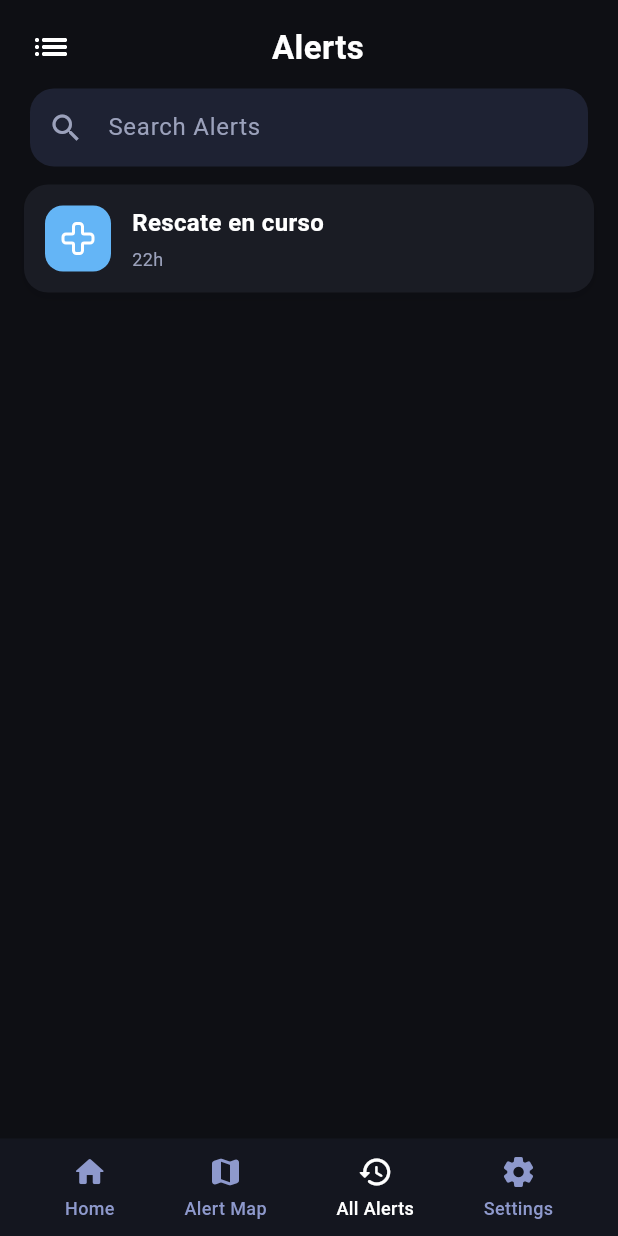
After one commit to Jejid/Global_Alert_GNSS, a Flutter app: the AlertsSections screen opened directly, on a phone screen of 412 x 824 dp. The commit adds this screen. Run offline on Flutter 3.47's test engine with Material 3 defaults, Android fonts, the phone set to English and light mode, and no system bars; our stand-ins replace flutter_map, geolocator, google_maps_flutter, latlong2, lucide_icons; missing offline and left inert: flutter_map_tile_caching.

Commit message:
refactored alerts list screen

```diff
--- /dev/null
+++ b/lib/screens/alerts/alert_card.dart
@@ -0,0 +1,70 @@
+import 'package:flutter/material.dart';
+import '../../models/alert_message_model.dart';
+import '../../utils/alert_utils.dart';
+
+class AlertCard extends StatelessWidget {
+  final AlertMessage alert;
+
+  const AlertCard({super.key, required this.alert});
+
+  @override
+  Widget build(BuildContext context) {
+    final color = AlertUtils.getAlertColor(alert.type);
+    final icon = AlertUtils.getIconLucid(alert.type);
+
+    return Container(
+      margin: const EdgeInsets.only(bottom: 12),
+      padding: const EdgeInsets.all(14),
+      decoration: BoxDecoration(
+        color: const Color(0xFF1A1C24),
+        borderRadius: BorderRadius.circular(16),
+        boxShadow: [
+          BoxShadow(
+            color: Colors.black.withOpacity(0.1),
+            blurRadius: 6,
+            offset: const Offset(0, 3),
+          )
+        ],
+      ),
+      child: Row(
+        children: [
+          Container(
+            width: 44,
+            height: 44,
+            decoration: BoxDecoration(
+              color: color,
+              borderRadius: BorderRadius.circular(12),
+            ),
+            child: Icon(icon, color: Colors.white, size: 24),
+          ),
+          const SizedBox(width: 14),
+          Expanded(
+            child: Column(
+              crossAxisAlignment: CrossAxisAlignment.start,
+              children: [
+                Text(
+                  alert.title,
+                  style: const TextStyle(
+                    color: Colors.white,
+                    fontWeight: FontWeight.w600,
+                    fontSize: 16,
+                  ),
+                  maxLines: 1,
+                  overflow: TextOverflow.ellipsis,
+                ),
+                const SizedBox(height: 4),
+                Text(
+                  AlertUtils.formatTimestamp(alert.timestamp),
+                  style: const TextStyle(
+                    color: Color(0xFF9ba1bb),
+                    fontSize: 12,
+                  ),
+                ),
+              ],
+            ),
+          ),
+        ],
+      ),
+    );
+  }
+}
--- /dev/null
+++ b/lib/screens/alerts/alerts_controller.dart
@@ -0,0 +1,47 @@
+import 'dart:async';
+import 'package:flutter/material.dart';
+import '../../models/alert_message_model.dart';
+import '../../services/gnss_stream_service.dart';
+
+class AlertsController extends ChangeNotifier {
+  final GnssStreamService gnssService;
+  final List<AlertMessage> _alerts = [];
+  List<AlertMessage> _filteredAlerts = [];
+  String _searchQuery = '';
+  StreamSubscription<AlertMessage>? _subscription;
+
+  AlertsController({required this.gnssService});
+
+  List<AlertMessage> get filteredAlerts => _filteredAlerts;
+
+  Future<void> init() async {
+    await gnssService.init();
+    _subscription = gnssService.getAlertStream().listen((alert) {
+      _alerts.add(alert);
+      _applySearch(_searchQuery);
+      notifyListeners();
+    });
+  }
+
+  void _applySearch(String query) {
+    _searchQuery = query.trim().toLowerCase();
+    _filteredAlerts = _searchQuery.isEmpty
+        ? List.from(_alerts)
+        : _alerts.where((alert) {
+      final title = alert.title.toLowerCase();
+      final regions = alert.regions?.join(', ').toLowerCase() ?? '';
+      return title.contains(_searchQuery) || regions.contains(_searchQuery);
+    }).toList();
+  }
+
+  void updateSearch(String query) {
+    _applySearch(query);
+    notifyListeners();
+  }
+
+  @override
+  void dispose() {
+    _subscription?.cancel();
+    super.dispose();
+  }
+}
--- /dev/null
+++ b/lib/screens/alerts/alerts_list.dart
@@ -0,0 +1,40 @@
+import 'package:flutter/material.dart';
+import '../../models/alert_message_model.dart';
+import '../../utils/alert_utils.dart';
+import '../alert_detail_screen.dart';
+import 'alert_card.dart';
+
+class AlertsList extends StatelessWidget {
+  final List<AlertMessage> alerts;
+
+  const AlertsList({super.key, required this.alerts});
+
+  @override
+  Widget build(BuildContext context) {
+    if (alerts.isEmpty) {
+      return const Center(
+        child: Text(
+          'No hay alertas recientes.',
+          style: TextStyle(color: Color(0xFF9ba1bb), fontSize: 16),
+        ),
+      );
+    }
+
+    return ListView.builder(
+      padding: const EdgeInsets.symmetric(horizontal: 16),
+      itemCount: alerts.length,
+      itemBuilder: (context, index) {
+        final alert = alerts[index];
+        return GestureDetector(
+          onTap: () {
+            Navigator.push(
+              context,
+              MaterialPageRoute(builder: (_) => AlertDetailScreen(alert: alert)),
+            );
+          },
+          child: AlertCard(alert: alert),
+        );
+      },
+    );
+  }
+}
--- /dev/null
+++ b/lib/screens/alerts/alerts_sections.dart
@@ -0,0 +1,101 @@
+import 'package:flutter/material.dart';
+import 'package:provider/provider.dart';
+import '../../components/footer_nav_bar.dart';
+import '../../l10n/app_localizations.dart';
+import '../map/map_screen.dart';
+import '../settings_screen.dart';
+import '../home/home_screen.dart';
+import 'alerts_controller.dart';
+import 'alerts_list.dart';
+
+class AlertsSections extends StatelessWidget {
+  const AlertsSections({super.key});
+
+  @override
+  Widget build(BuildContext context) {
+    final controller = context.watch<AlertsController>();
+    final loc = AppLocalizations.of(context)!;
+
+    return Scaffold(
+      backgroundColor: const Color(0xFF0E0F14),
+      body: SafeArea(
+        child: Column(
+          children: [
+            // Header
+            Padding(
+              padding: const EdgeInsets.fromLTRB(20, 16, 20, 4),
+              child: Row(
+                children: [
+                  const Icon(Icons.list_rounded, color: Colors.white, size: 28),
+                  const SizedBox(width: 12),
+                  Expanded(
+                    child: Text(
+                      loc.alertsTitle,
+                      textAlign: TextAlign.center,
+                      style: const TextStyle(
+                        color: Colors.white,
+                        fontSize: 22,
+                        fontWeight: FontWeight.bold,
+                      ),
+                    ),
+                  ),
+                  const Opacity(
+                    opacity: 0,
+                    child: Icon(Icons.list_rounded, size: 28),
+                  ),
+                ],
+              ),
+            ),
+
+            // Search box
+            Padding(
+              padding: const EdgeInsets.fromLTRB(20, 8, 20, 12),
+              child: Container(
+                decoration: BoxDecoration(
+                  color: const Color(0xFF1E2233),
+                  borderRadius: BorderRadius.circular(16),
+                ),
+                child: TextField(
+                  onChanged: controller.updateSearch,
+                  style: const TextStyle(color: Colors.white),
+                  cursorColor: Colors.white,
+                  decoration: InputDecoration(
+                    hintText: loc.searchAlerts,
+                    hintStyle: const TextStyle(color: Color(0xFF9ba1bb)),
+                    border: InputBorder.none,
+                    prefixIcon: const Icon(Icons.search, color: Color(0xFF9ba1bb)),
+                    contentPadding: const EdgeInsets.symmetric(vertical: 14),
+                  ),
+                ),
+              ),
+            ),
+
+            // List
+            Expanded(
+              child: AlertsList(alerts: controller.filteredAlerts),
+            ),
+
+            // Footer
+            FooterNavBar(
+              current: NavPage.history,
+              onHomeTap: () {
+                Navigator.popUntil(context, (route) => route.isFirst);
+              },
+              onMapTap: () {
+                Navigator.push(context, MaterialPageRoute(
+                  builder: (_) => MapScreen(alerts: controller.filteredAlerts),
+                ));
+              },
+              onHistoryTap: () {},
+              onSettingsTap: () {
+                Navigator.push(context, MaterialPageRoute(
+                  builder: (_) => const SettingsScreen(),
+                ));
+              },
+            ),
+          ],
+        ),
+      ),
+    );
+  }
+}
--- a/lib/screens/home/home_screen.dart
+++ b/lib/screens/home/home_screen.dart
@@ -1,5 +1,5 @@
 import 'package:flutter/material.dart';
-import 'package:global_alert_gnss/screens/alerts_list_screen.dart';
+import 'package:global_alert_gnss/screens/alerts/alerts_screen.dart';
 import 'package:global_alert_gnss/screens/map/map_screen.dart';
 import 'package:global_alert_gnss/screens/settings_screen.dart';
 import 'package:global_alert_gnss/l10n/app_localizations.dart';
--- a/lib/screens/map/map_screen.dart
+++ b/lib/screens/map/map_screen.dart
@@ -4,7 +4,7 @@ import 'map_controller.dart';
 import 'map_sections.dart';
 import 'fab_gps_button.dart';
 import '../../models/alert_message_model.dart';
-import '../alerts_list_screen.dart';
+import '../alerts/alerts_screen.dart';
 import '../settings_screen.dart';
 import '../home/home_screen.dart';
 
--- a/lib/screens/settings_screen.dart
+++ b/lib/screens/settings_screen.dart
@@ -1,6 +1,6 @@
 import 'package:flutter/material.dart';
 import '../l10n/app_localizations.dart';
-import 'alerts_list_screen.dart';
+import 'alerts/alerts_screen.dart';
 import 'home/home_screen.dart';
 import 'map/map_screen.dart';
 
```
Also changed, not shown: lib/screens/alerts/alerts_screen.dart (added, +18 -0 lines), lib/screens/alerts_list_screen.dart (deleted, +0 -292 lines).
